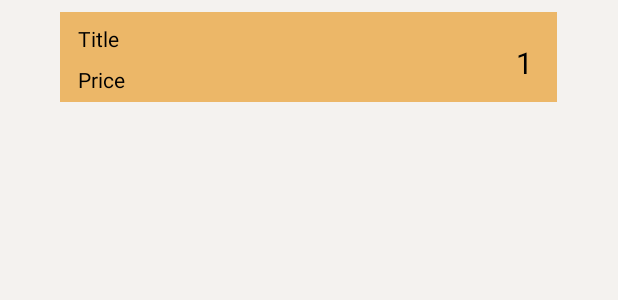
After one commit to shohag1102/CFood, an Android app: the layout cart_model_design.xml on its own in the app's theme, with its tools: preview values and no code run, on a phone screen of 412 x 824 dp. The commit adds this screen. Shown: the top 300 px of the screen. Run offline under Robolectric (Android 15) with nearby library versions, the phone set to English and light mode, and no system bars; Roboto replaces fonts that are not available here.

Commit message:
sqlite to add to cart done

```diff
--- a/app/src/main/java/com/saikat1102/cfood/customer_foodPanel/CustomerHomeAdapter.java
+++ b/app/src/main/java/com/saikat1102/cfood/customer_foodPanel/CustomerHomeAdapter.java
@@ -63,6 +63,7 @@ public class CustomerHomeAdapter extends RecyclerView.Adapter<CustomerHomeAdapte
                 intent.putExtra("image",  imageUri);
                 intent.putExtra("title", updateDishModel.getDishes());
                 intent.putExtra("price", updateDishModel.getPrice());
+                intent.putExtra("uid", updateDishModel.getRandomUID());
                 intent.putExtra("description", updateDishModel.getDescription());
 
                 mcontext.startActivity(intent);
--- a/app/src/main/res/layout/activity_single_food_details.xml
+++ b/app/src/main/res/layout/activity_single_food_details.xml
@@ -39,6 +39,7 @@
         android:layout_marginStart="13dp"
         android:layout_marginTop="32dp"
         android:text="Title"
+        android:textColor="#020202"
         android:textSize="18sp"
         app:layout_constraintEnd_toEndOf="parent"
         app:layout_constraintHorizontal_bias="0.099"
@@ -51,6 +52,7 @@
         android:layout_height="wrap_content"
         android:layout_marginTop="24dp"
         android:text="TextView"
+        android:textColor="#000000"
         android:textSize="18sp"
         app:layout_constraintEnd_toEndOf="parent"
         app:layout_constraintHorizontal_bias="0.099"
@@ -66,6 +68,7 @@
         app:backGroundColor="#FF9800"
         app:finalNumber="10"
         app:initialNumber="1"
+        app:textSize="7sp"
         app:layout_constraintEnd_toEndOf="parent"
         app:layout_constraintHorizontal_bias="0.153"
         app:layout_constraintStart_toStartOf="parent"
@@ -79,6 +82,7 @@
         android:layout_marginStart="38dp"
         android:layout_marginEnd="38dp"
         android:text="TextView"
+        android:textColor="#020202"
         android:textSize="18sp"
         app:layout_constraintBottom_toBottomOf="parent"
         app:layout_constraintEnd_toEndOf="parent"
--- /dev/null
+++ b/app/src/main/res/layout/cart_model_design.xml
@@ -0,0 +1,56 @@
+<?xml version="1.0" encoding="utf-8"?>
+<androidx.constraintlayout.widget.ConstraintLayout xmlns:android="http://schemas.android.com/apk/res/android"
+    xmlns:app="http://schemas.android.com/apk/res-auto"
+    xmlns:tools="http://schemas.android.com/tools"
+    android:layout_width="match_parent"
+    android:layout_height="match_parent"
+    android:background="#F4F2EF">
+
+    <View
+        android:id="@+id/view"
+        android:layout_width="331dp"
+        android:layout_height="60dp"
+        android:layout_marginStart="40dp"
+        android:layout_marginTop="8dp"
+        android:layout_marginEnd="40dp"
+        android:background="#ECB768"
+        app:layout_constraintEnd_toEndOf="parent"
+        app:layout_constraintHorizontal_bias="0.0"
+        android:layout_marginBottom="15dp"
+        app:layout_constraintStart_toStartOf="parent"
+        app:layout_constraintTop_toTopOf="parent" />
+
+    <TextView
+        android:id="@+id/title"
+        android:layout_width="wrap_content"
+        android:layout_height="wrap_content"
+        android:layout_marginStart="12dp"
+        android:layout_marginTop="8dp"
+        android:text="Title"
+        android:textColor="#000000"
+        app:layout_constraintStart_toStartOf="@+id/view"
+        app:layout_constraintTop_toTopOf="@+id/view" />
+
+    <TextView
+        android:id="@+id/price"
+        android:layout_width="wrap_content"
+        android:layout_height="wrap_content"
+        android:layout_marginStart="12dp"
+        android:layout_marginTop="8dp"
+        android:text="Price"
+        android:textColor="#000000"
+        app:layout_constraintStart_toStartOf="@+id/view"
+        app:layout_constraintTop_toBottomOf="@+id/title" />
+
+    <TextView
+        android:id="@+id/quantity"
+        android:layout_width="wrap_content"
+        android:layout_height="wrap_content"
+        android:layout_marginTop="20dp"
+        android:layout_marginEnd="16dp"
+        android:text="1"
+        android:textColor="#000000"
+        android:textSize="20sp"
+        app:layout_constraintEnd_toEndOf="@+id/view"
+        app:layout_constraintTop_toTopOf="@+id/view" />
+</androidx.constraintlayout.widget.ConstraintLayout>
--- a/settings.gradle
+++ b/settings.gradle
@@ -5,8 +5,10 @@ pluginManagement {
         gradlePluginPortal()
         maven {
             url ("https://jcenter.bintray.com")
-        }
+            }
 
+        maven { url 'http://dl.bintray.com/amulyakhare/maven'
+            allowInsecureProtocol = true}
     }
 }
 dependencyResolutionManagement {
```
Also changed, not shown: app/build.gradle (+1 -18 lines), app/src/main/java/com/saikat1102/cfood/Cart.java (added, +39 -0 lines), app/src/main/java/com/saikat1102/cfood/CartAdapter.java (added, +50 -0 lines), app/src/main/java/com/saikat1102/cfood/DatabaseHelper.java (added, +85 -0 lines), app/src/main/java/com/saikat1102/cfood/customer_foodPanel/SingleFoodDetails.java (+33 -10 lines), app/src/main/res/layout/fragment_customer_cart.xml (+8 -7 lines).
